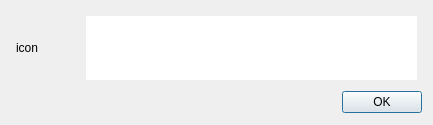
Above: warningok.ui from trumpton/Lib before the change. Below: the same form after it.
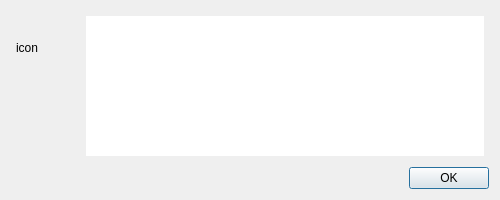
That is the form after the change.

What changed in the file:
```diff
--- a/warningok.ui
+++ b/warningok.ui
@@ -6,14 +6,20 @@
    <rect>
     <x>0</x>
     <y>0</y>
-    <width>433</width>
-    <height>125</height>
+    <width>500</width>
+    <height>200</height>
    </rect>
   </property>
+  <property name="minimumSize">
+   <size>
+    <width>500</width>
+    <height>200</height>
+   </size>
+  </property>
   <property name="maximumSize">
    <size>
-    <width>16777215</width>
-    <height>125</height>
+    <width>500</width>
+    <height>200</height>
    </size>
   </property>
   <property name="windowTitle">
@@ -35,6 +41,11 @@
       <number>5</number>
      </property>
      <item>
+      <layout class="QVBoxLayout" name="verticalLayout_2">
+       <property name="leftMargin">
+        <number>0</number>
+       </property>
+       <item>
       <widget class="QLabel" name="icon">
        <property name="minimumSize">
         <size>
@@ -54,17 +65,38 @@
       </widget>
      </item>
      <item>
+        <spacer name="verticalSpacer">
+         <property name="orientation">
+          <enum>Qt::Vertical</enum>
+         </property>
+         <property name="sizeHint" stdset="0">
+          <size>
+           <width>20</width>
+           <height>40</height>
+          </size>
+         </property>
+        </spacer>
+       </item>
+      </layout>
+     </item>
+     <item>
       <widget class="QTextEdit" name="textEditWarning">
+       <property name="sizePolicy">
+        <sizepolicy hsizetype="Expanding" vsizetype="MinimumExpanding">
+         <horstretch>0</horstretch>
+         <verstretch>0</verstretch>
+        </sizepolicy>
+       </property>
        <property name="minimumSize">
         <size>
-         <width>300</width>
-         <height>64</height>
+         <width>0</width>
+         <height>0</height>
         </size>
        </property>
        <property name="maximumSize">
         <size>
          <width>16777215</width>
-         <height>64</height>
+         <height>16777215</height>
         </size>
        </property>
        <property name="accessibleName">
```
Lines whose indentation alone changed are shown as unchanged.
